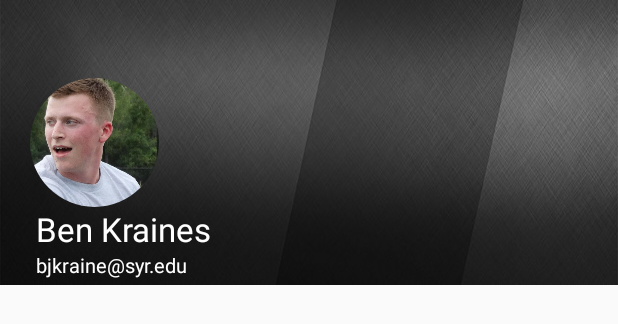
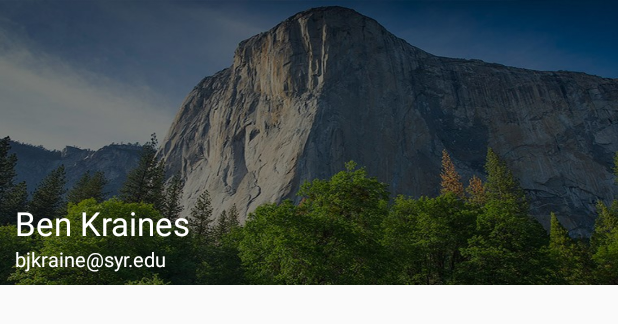
Before and after one commit to seniark/sent, an Android app: the layout header.xml on its own in the app's theme, with its tools: preview values and no code run, on a phone screen of 412 x 824 dp. Shown: the top 324 px of the screen. Run offline under Robolectric (Android 15) with nearby library versions, the phone set to English and light mode, and no system bars.

Commit message:
NavDrawer Updates, Pull User Info

```diff
--- a/app/src/main/java/com/example/proj/sent/LoginActivity.java
+++ b/app/src/main/java/com/example/proj/sent/LoginActivity.java
@@ -5,9 +5,6 @@ import android.support.design.widget.Snackbar;
 import android.support.v7.app.AppCompatActivity;
 import android.os.Bundle;
 import android.util.Log;
-import android.view.View;
-import android.widget.Button;
-import android.widget.EditText;
 import android.widget.LinearLayout;
 
 import com.firebase.ui.auth.AuthUI;
@@ -37,7 +34,7 @@ public class LoginActivity extends AppCompatActivity {
 
             startActivityForResult(
                     // Get an instance of AuthUI based on the default app
-                    AuthUI.getInstance().createSignInIntentBuilder().build(),
+                    AuthUI.getInstance().createSignInIntentBuilder().setLogo(R.drawable.mountain_icon).build(),
                     RC_SIGN_IN);
         }
     }
--- a/app/src/main/res/layout/activity_user_profile.xml
+++ b/app/src/main/res/layout/activity_user_profile.xml
@@ -32,16 +32,16 @@
             android:id="@+id/homeLinearLayout">
 
             <TextView
-                android:id="@+id/up_text"
+                android:id="@+id/name_text"
                 android:layout_width="wrap_content"
                 android:layout_height="wrap_content"
-                android:text="User Profile"/>
+                android:text="Hello!"/>
 
             <Button
                 android:layout_width="wrap_content"
                 android:layout_height="wrap_content"
                 android:text="Sign Out"
-                android:layout_below="@+id/up_text"
+                android:layout_below="@+id/name_text"
                 android:onClick="signOutClicked"/>
 
 
--- a/app/src/main/res/layout/header.xml
+++ b/app/src/main/res/layout/header.xml
@@ -1,35 +1,35 @@
 <?xml version="1.0" encoding="utf-8"?>
 <RelativeLayout xmlns:android="http://schemas.android.com/apk/res/android"
     android:layout_width="match_parent"
-    android:background="@drawable/banner"
+    android:background="@drawable/elcap_dark"
     android:layout_height="190dp"
     android:orientation="vertical">
-    <de.hdodenhof.circleimageview.CircleImageView
-        xmlns:app="http://schemas.android.com/apk/res-auto"
-        android:id="@+id/circular_img"
-        android:layout_width="86dp"
-        android:layout_height="86dp"
-        android:layout_marginLeft="20dp"
-        android:layout_centerVertical="true"
+
+    <LinearLayout
+        android:layout_width="match_parent"
+        android:layout_height="56dp"
+        android:orientation="vertical"
+        android:layout_alignParentBottom="true"
         android:layout_alignParentLeft="true"
-        android:layout_alignParentStart="true"
-        android:layout_marginStart="20dp"
-        android:src="@drawable/coverphoto"/>
+        android:layout_alignParentStart="true">
+
         <TextView
-        android:id="@+id/name"
-        android:layout_marginLeft="24dp"
-        android:layout_below="@id/circular_img"
+            android:id="@+id/header_name"
+            android:layout_marginLeft="10dp"
             android:layout_width="wrap_content"
             android:layout_height="wrap_content"
             android:textColor="#FFFFFF"
             android:textSize="10pt"
             android:text="Ben Kraines"/>
         <TextView
+            android:id="@+id/header_email"
             android:textColor="#FFFFFF"
             android:textSize="6pt"
             android:layout_below="@id/name"
-        android:layout_marginLeft="24dp"
+            android:layout_marginLeft="10dp"
             android:layout_width="wrap_content"
             android:layout_height="wrap_content"
             android:text="bjkraine@syr.edu"/>
+
+    </LinearLayout>
 </RelativeLayout>
```
Also changed, not shown: app/src/main/java/com/example/proj/sent/BaseNavDrawerActivity.java (+17 -0 lines), app/src/main/java/com/example/proj/sent/UserProfileActivity.java (+11 -0 lines), app/src/main/res/drawable/elcap.jpg (added), app/src/main/res/drawable/elcap_dark.jpg (added). Lines whose indentation alone changed are shown as unchanged.
